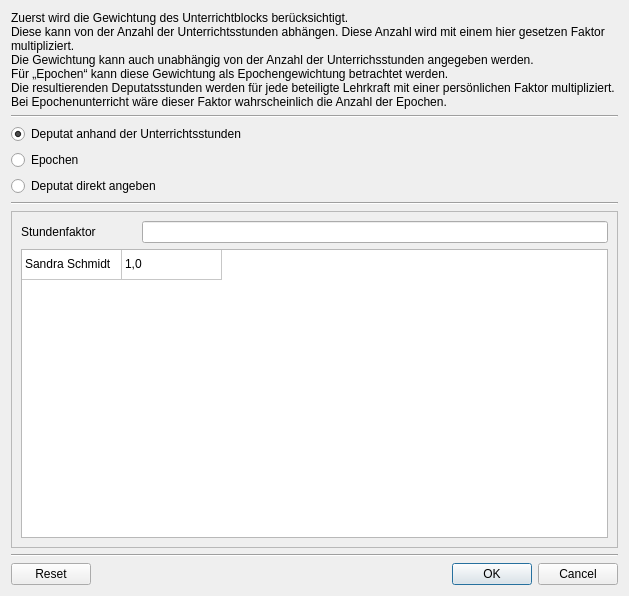
Qt form WZ/program-data/ui/dialog_workload.ui (gradgrind/WZS) before a commit.
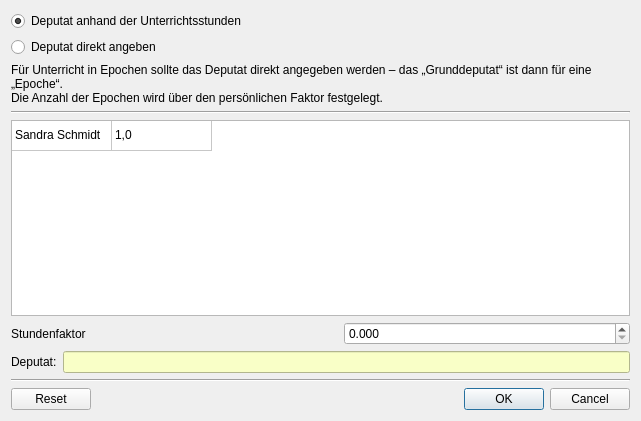
The same form after that commit.

```diff
--- a/WZ/program-data/ui/dialog_workload.ui
+++ b/WZ/program-data/ui/dialog_workload.ui
@@ -6,35 +6,14 @@
    <rect>
     <x>0</x>
     <y>0</y>
-    <width>629</width>
-    <height>596</height>
+    <width>641</width>
+    <height>421</height>
    </rect>
   </property>
   <property name="windowTitle">
    <string>Deputatsanteil festlegen</string>
   </property>
-  <layout class="QVBoxLayout" name="verticalLayout_2">
-   <item>
-    <widget class="QLabel" name="info">
-     <property name="text">
-      <string>Zuerst wird die Gewichtung des Unterrichtblocks berücksichtigt.
-Diese kann von der Anzahl der Unterrichtsstunden abhängen. Diese Anzahl wird mit einem hier gesetzen Faktor multipliziert.
-Die Gewichtung kann auch unabhängig von der Anzahl der Unterrichsstunden angegeben werden.
-Für „Epochen“ kann diese Gewichtung als Epochengewichtung betrachtet werden.
-Die resultierenden Deputatsstunden werden für jede beteiligte Lehrkraft mit einer persönlichen Faktor multipliziert. Bei Epochenunterricht wäre dieser Faktor wahrscheinlich die Anzahl der Epochen.</string>
-     </property>
-     <property name="wordWrap">
-      <bool>true</bool>
-     </property>
-    </widget>
-   </item>
-   <item>
-    <widget class="Line" name="line_3">
-     <property name="orientation">
-      <enum>Qt::Horizontal</enum>
-     </property>
-    </widget>
-   </item>
+  <layout class="QVBoxLayout" name="verticalLayout" stretch="0,0,0,0,1,0,0,0,0">
    <item>
     <widget class="QRadioButton" name="rb_lessons">
      <property name="text">
@@ -45,13 +24,6 @@
      </property>
     </widget>
    </item>
-   <item>
-    <widget class="QRadioButton" name="rb_blocks">
-     <property name="text">
-      <string>Epochen</string>
-     </property>
-    </widget>
-   </item>
    <item>
     <widget class="QRadioButton" name="rb_direct">
      <property name="text">
@@ -59,6 +31,17 @@
      </property>
     </widget>
    </item>
+   <item>
+    <widget class="QLabel" name="label">
+     <property name="text">
+      <string>Für Unterricht in Epochen sollte das Deputat direkt angegeben werden – das „Grunddeputat“ ist dann für eine „Epoche“.
+Die Anzahl der Epochen wird über den persönlichen Faktor festgelegt.</string>
+     </property>
+     <property name="wordWrap">
+      <bool>true</bool>
+     </property>
+    </widget>
+   </item>
    <item>
     <widget class="Line" name="line_2">
      <property name="orientation">
@@ -67,46 +50,19 @@
     </widget>
    </item>
    <item>
-    <widget class="QFrame" name="frame">
-     <property name="frameShape">
-      <enum>QFrame::StyledPanel</enum>
-     </property>
-     <property name="frameShadow">
-      <enum>QFrame::Raised</enum>
-     </property>
-     <layout class="QVBoxLayout" name="verticalLayout">
-      <item>
-       <layout class="QHBoxLayout" name="horizontalLayout">
-        <item>
-         <widget class="QLabel" name="workload_label">
-          <property name="text">
-           <string>Stundenfaktor</string>
-          </property>
-         </widget>
-        </item>
-        <item>
-         <spacer name="horizontalSpacer">
-          <property name="orientation">
-           <enum>Qt::Horizontal</enum>
-          </property>
-          <property name="sizeType">
-           <enum>QSizePolicy::Fixed</enum>
-          </property>
-          <property name="sizeHint" stdset="0">
-           <size>
-            <width>40</width>
-            <height>20</height>
-           </size>
-          </property>
-         </spacer>
-        </item>
-        <item>
-         <widget class="QLineEdit" name="lineEdit"/>
-        </item>
-       </layout>
-      </item>
-      <item>
        <widget class="QTableWidget" name="teacher_table">
+     <property name="sizePolicy">
+      <sizepolicy hsizetype="Expanding" vsizetype="Expanding">
+       <horstretch>0</horstretch>
+       <verstretch>0</verstretch>
+      </sizepolicy>
+     </property>
+     <property name="minimumSize">
+      <size>
+       <width>0</width>
+       <height>0</height>
+      </size>
+     </property>
         <attribute name="horizontalHeaderVisible">
          <bool>false</bool>
         </attribute>
@@ -143,8 +99,67 @@
         </item>
        </widget>
       </item>
-     </layout>
-    </widget>
+   <item>
+    <layout class="QHBoxLayout" name="horizontalLayout">
+     <item>
+      <widget class="QLabel" name="workload_label">
+       <property name="text">
+        <string>Stundenfaktor</string>
+       </property>
+      </widget>
+     </item>
+     <item>
+      <spacer name="horizontalSpacer">
+       <property name="orientation">
+        <enum>Qt::Horizontal</enum>
+       </property>
+       <property name="sizeType">
+        <enum>QSizePolicy::Fixed</enum>
+       </property>
+       <property name="sizeHint" stdset="0">
+        <size>
+         <width>40</width>
+         <height>20</height>
+        </size>
+       </property>
+      </spacer>
+     </item>
+     <item>
+      <widget class="QDoubleSpinBox" name="workload">
+       <property name="decimals">
+        <number>3</number>
+       </property>
+       <property name="maximum">
+        <double>2000000.000000000000000</double>
+       </property>
+       <property name="stepType">
+        <enum>QAbstractSpinBox::DefaultStepType</enum>
+       </property>
+      </widget>
+     </item>
+    </layout>
+   </item>
+   <item>
+    <layout class="QHBoxLayout" name="horizontalLayout_2">
+     <item>
+      <widget class="QLabel" name="label_2">
+       <property name="text">
+        <string>Deputat:</string>
+       </property>
+      </widget>
+     </item>
+     <item>
+      <widget class="QLineEdit" name="payment">
+       <property name="styleSheet">
+        <string notr="true">color: rgb(217, 0, 0);
+background-color: rgb(249, 255, 199);</string>
+       </property>
+       <property name="readOnly">
+        <bool>true</bool>
+       </property>
+      </widget>
+     </item>
+    </layout>
    </item>
    <item>
     <widget class="Line" name="line">
@@ -155,6 +170,12 @@
    </item>
    <item>
     <widget class="QDialogButtonBox" name="buttonBox">
+     <property name="minimumSize">
+      <size>
+       <width>500</width>
+       <height>0</height>
+      </size>
+     </property>
      <property name="toolTip">
       <string>So setzen, dass mit diesem „Kurs“ keine Deputatsstunden verbunden sind.</string>
      </property>
```
Lines whose indentation alone changed are shown as unchanged.
